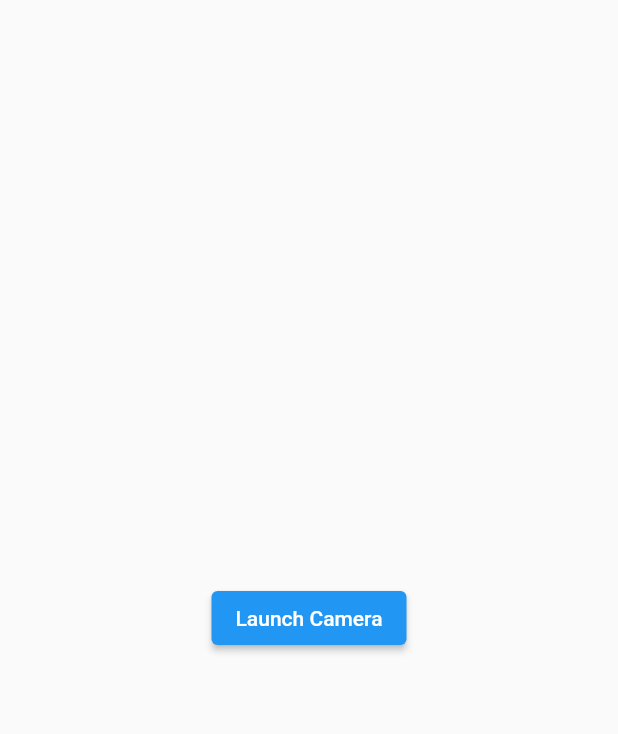
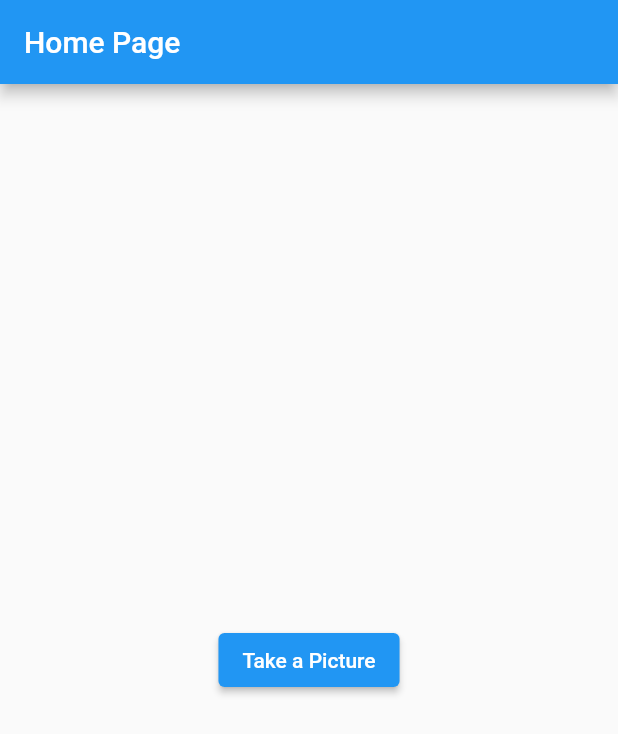
Before and after one commit to jasperbm999/PSV_Camera_POC, a Flutter app: the screen it shows after launch, on a phone screen of 412 x 824 dp. Shown: the top 734 px of the screen. Run offline on Flutter 3.47's test engine with Material 2 defaults, Android fonts, the phone set to English and light mode, and no system bars; our stand-ins replace camera.

Commit message:
- Update the UI to match the PSV Mockups - Added feature to switch camera front/back - Camera view is now fullscreen instead of a 200x200p square - The photo preview is now moved to another page 'preview_page.dart', which will be convenient to implement later into the app, since the preview needs to show up on the Submission page.

```diff
--- a/lib/home_page.dart
+++ b/lib/home_page.dart
@@ -2,26 +2,27 @@ import 'package:camera/camera.dart';
 import 'package:flutter/material.dart';
 import 'package:ca/camera_page.dart';
 
-class HomePage extends StatelessWidget {
+class HomePage extends StatefulWidget {
   const HomePage({Key? key}) : super(key: key);
 
   @override
+  State<HomePage> createState() => _HomePageState();
+}
+
+class _HomePageState extends State<HomePage> {
+  @override
   Widget build(BuildContext context) {
     return Scaffold(
-      body: Center(
-        child: ElevatedButton(
-          onPressed: () async {
-            await availableCameras().then(
-                  (value) => Navigator.push(
-                context,
-                MaterialPageRoute(
-                  builder: (context) => CameraPage(cameras: value,),
-                ),
-              ),
-            );
-          },
-          child: const Text('Launch Camera'),
-        ),
+      appBar: AppBar(title: const Text("Home Page")),
+      body: SafeArea(
+        child: Center(
+            child: ElevatedButton(
+              onPressed: () async {
+                await availableCameras().then((value) => Navigator.push(context,
+                    MaterialPageRoute(builder: (_) => CameraPage(cameras: value))));
+              },
+              child: const Text("Take a Picture"),
+            )),
       ),
     );
   }
--- a/lib/main.dart
+++ b/lib/main.dart
@@ -2,7 +2,6 @@ import 'package:flutter/material.dart';
 import 'package:ca/home_page.dart';
 
 void main() {
-  WidgetsFlutterBinding.ensureInitialized();
   runApp(const MyApp());
 }
 
@@ -12,6 +11,8 @@ class MyApp extends StatelessWidget {
   @override
   Widget build(BuildContext context) {
     return const MaterialApp(
+      title: 'Flutter Camera Demo',
+      debugShowCheckedModeBanner: false,
       home: HomePage(),
     );
   }
--- /dev/null
+++ b/lib/preview_page.dart
@@ -0,0 +1,23 @@
+import 'package:camera/camera.dart';
+import 'package:flutter/material.dart';
+import 'dart:io';
+
+class PreviewPage extends StatelessWidget {
+  const PreviewPage({Key? key, required this.picture}) : super(key: key);
+
+  final XFile picture;
+
+  @override
+  Widget build(BuildContext context) {
+    return Scaffold(
+      appBar: AppBar(title: const Text('Preview Page')),
+      body: Center(
+        child: Column(mainAxisSize: MainAxisSize.min, children: [
+          Image.file(File(picture.path), fit: BoxFit.cover, width: 250),
+          const SizedBox(height: 24),
+          Text(picture.name)
+        ]),
+      ),
+    );
+  }
+}
```
Also changed, not shown: lib/camera_page.dart (+93 -60 lines).
